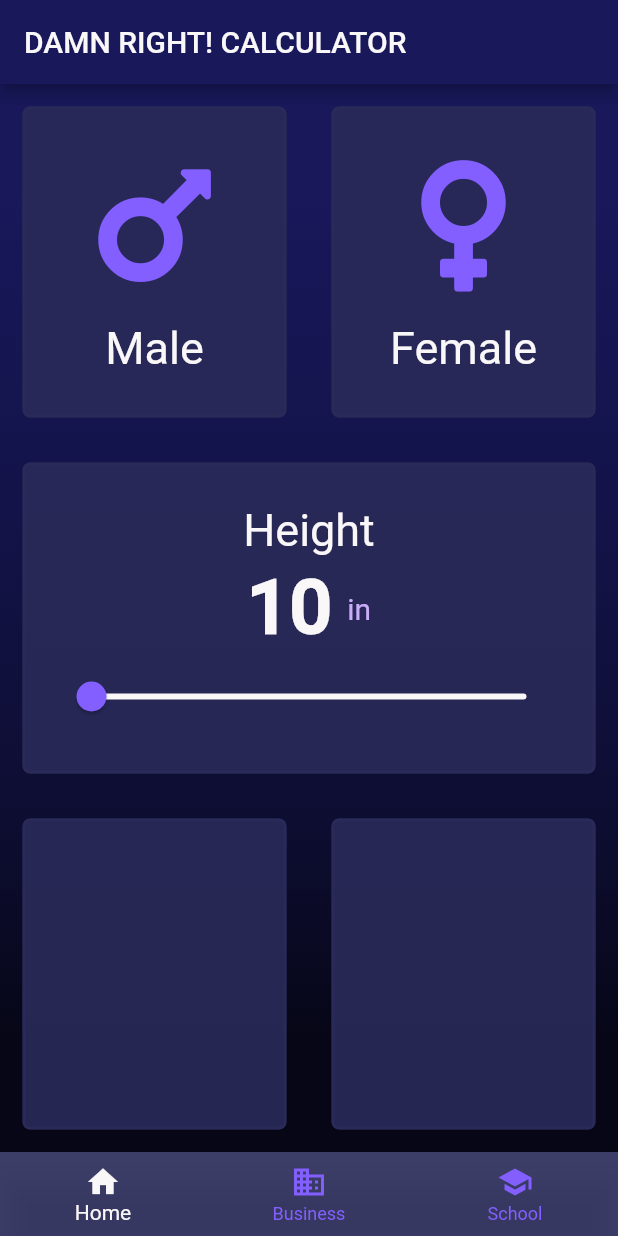
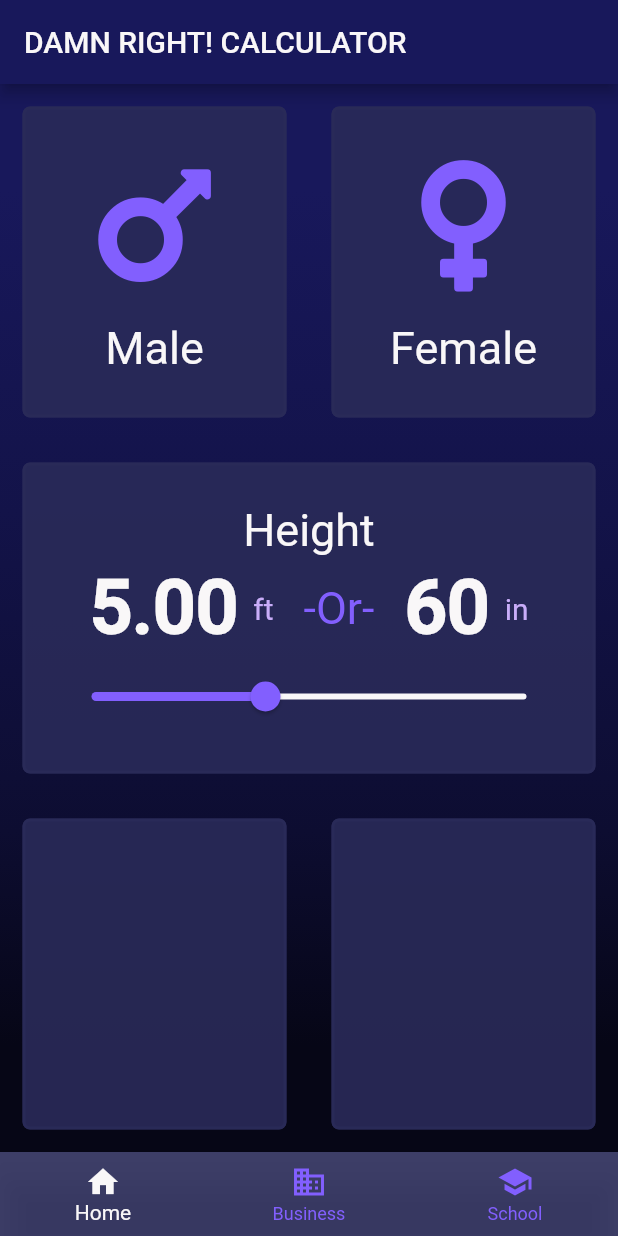
Before and after one commit to cbstodd/bmi_calculator_flutter_app, a Flutter app: the screen it shows after launch, on a phone screen of 412 x 824 dp. Run offline on Flutter 3.47's test engine with Material 2 defaults, Android fonts, the phone set to English and light mode, and no system bars; our stand-ins replace font_awesome_flutter; project files that could hold a hidden picture were left out.

Commit message:
Slider now displays feet and inches

```diff
--- a/lib/input_page.dart
+++ b/lib/input_page.dart
@@ -12,13 +12,20 @@ class InputPage extends StatefulWidget {
 
 class _InputPageState extends State<InputPage> {
   static final SelectedGender _gender = SelectedGender();
+  static const double kMinHeight = 36;
+  static const double kMaxHeight = 96;
+  double height = 60;
 
-  int _selectedIndex = 0;
-  double height = 10.0;
+  static String inchesToFeet(double inches) {
+    double total = inches / 12;
+    return total.toStringAsFixed(2);
+  }
+
+  int selectedIndex = 0;
 
   void _onItemTapped(int index) {
     setState(() {
-      _selectedIndex = index;
+      selectedIndex = index;
     });
   }
 
@@ -99,6 +106,29 @@ class _InputPageState extends State<InputPage> {
                               mainAxisAlignment: MainAxisAlignment.center,
                               children: <Widget>[
                                 Text(
+                                  '${inchesToFeet(height)}',
+                                  style: kRobotoFontFamily50,
+                                ),
+                                SizedBox(width: 10.0),
+                                Text(
+                                  "ft",
+                                  style: TextStyle(
+                                    fontSize: 20.0,
+                                    fontFamily: 'Roboto',
+                                    color: kPinkPurple,
+                                  ),
+                                ),
+                                SizedBox(width: 20.0),
+                                Text(
+                                  "-Or-",
+                                  style: TextStyle(
+                                    fontSize: 30.0,
+                                    fontFamily: 'Roboto',
+                                    color: kPurple,
+                                  ),
+                                ),
+                                SizedBox(width: 20.0),
+                                Text(
                                   '${height.round()}',
                                   style: kRobotoFontFamily50,
                                 ),
@@ -115,14 +145,13 @@ class _InputPageState extends State<InputPage> {
                             ),
                             Slider(
                               value: height,
-                              min: 10.0,
-                              max: 180.0,
+                              min: kMinHeight,
+                              max: kMaxHeight,
                               activeColor: kPurple,
                               inactiveColor: kOffWhite,
                               onChanged: (double newValue) {
                                 setState(() {
                                   height = newValue.roundToDouble();
-                                  print(height);
                                 });
                               },
                             ),
@@ -181,7 +210,7 @@ class _InputPageState extends State<InputPage> {
             ),
           ),
         ],
-        currentIndex: _selectedIndex,
+        currentIndex: selectedIndex,
         selectedItemColor: kOffWhite,
         onTap: _onItemTapped,
       ),
```
